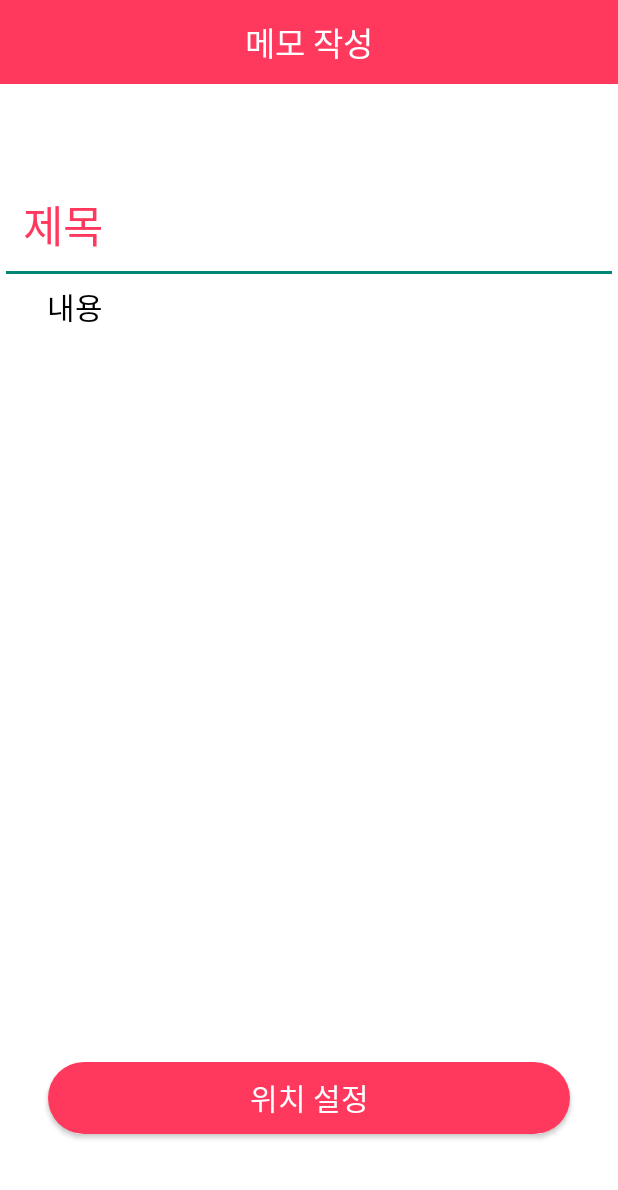
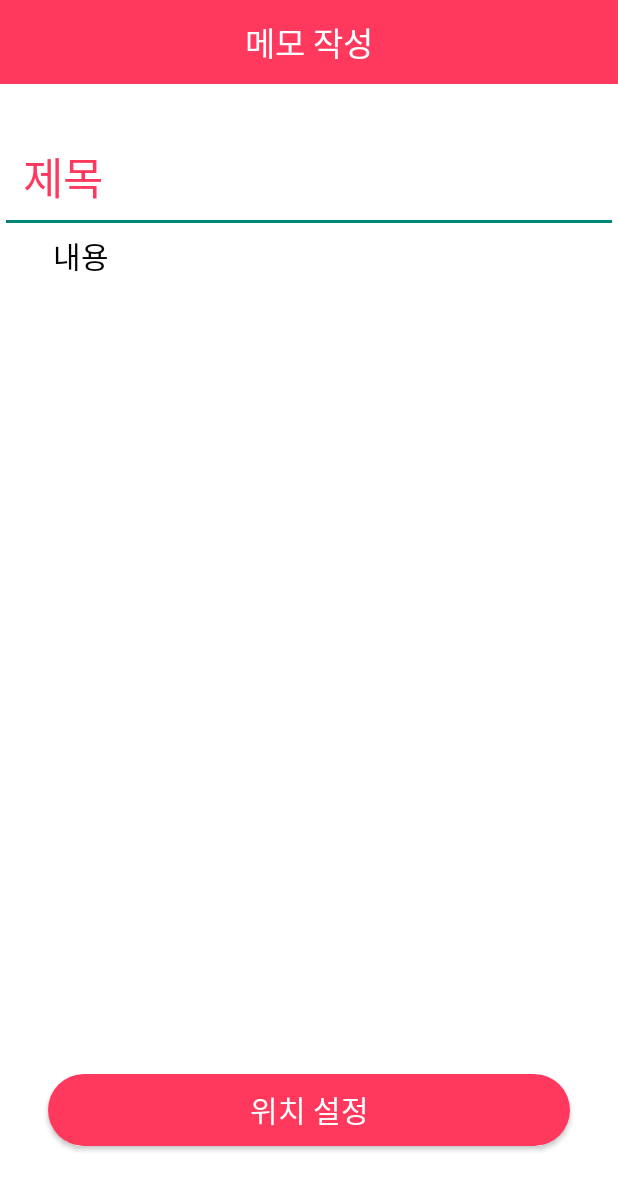
Before and after one commit to DSM-GRAM/Pimo-Front, an Android app: the layout memowrite.xml on its own in the app's theme, with its tools: preview values and no code run, on a phone screen of 412 x 824 dp. Shown: the top 1190 px of the screen. Run offline under Robolectric (Android 15) with nearby library versions, the phone set to English and light mode, and no system bars.

Commit message:
memowrite modified

```diff
--- a/Pimo/Pimo/app/src/main/res/layout/memowrite.xml
+++ b/Pimo/Pimo/app/src/main/res/layout/memowrite.xml
@@ -12,10 +12,17 @@
         android:id="@+id/toolbar">
         <RelativeLayout
             android:layout_width="match_parent"
-            android:layout_height="match_parent"
-            android:layout_alignParentEnd="true"
-            android:layout_alignParentTop="true">
-
+            android:layout_height="match_parent">
+            />
+            <ImageButton
+                android:id="@+id/back_btn"
+                android:layout_width="35dp"
+                android:layout_height="35dp"
+                android:layout_alignParentStart="true"
+                android:layout_centerVertical="true"
+                android:background="@color/colorPrimary"
+                android:onClick="onBackBtnClicked"
+                android:src="@drawable/back" />
             <TextView
                 android:layout_width="wrap_content"
                 android:layout_height="wrap_content"
@@ -23,50 +30,55 @@
                 android:text="메모 작성"
                 android:textColor="@android:color/white"
                 android:textSize="22dp" />
+
         </RelativeLayout>
     </Toolbar>
     <LinearLayout
         android:layout_width="match_parent"
         android:layout_height="match_parent"
         android:weightSum="10"
+        android:layout_below="@id/toolbar"
         android:orientation="vertical">
+
         <LinearLayout
             android:layout_width="match_parent"
             android:layout_height="0dp"
-    android:layout_weight="2.3">
+            android:layout_weight="1.3">
 
             <EditText
+                android:id="@+id/edit_title_text"
                 android:layout_width="match_parent"
                 android:layout_height="wrap_content"
                 android:layout_gravity="bottom"
-        android:theme="@style/EditTheme"
                 android:hint="제목"
-        android:paddingBottom="17dp"
-        android:paddingLeft="15dp"
+                android:padding="15dp"
                 android:textColorHint="@color/colorPrimary"
-        android:textSize="29dp" />
+                android:textSize="29dp"
+                android:theme="@style/EditTheme" />
         </LinearLayout>
         <LinearLayout
             android:layout_width="match_parent"
             android:layout_height="0dp"
-            android:layout_weight="6.3"
+            android:layout_weight="7.3"
             android:orientation="vertical">
+
             <EditText
+                android:id="@+id/edit_maintext"
                 android:layout_width="match_parent"
-                android:layout_height="match_parent"
+                android:layout_height="wrap_content"
+                android:background="@drawable/edit_text_white"
                 android:hint="내용"
-                android:paddingLeft="31dp"
-                android:theme="@style/EditTheme2"
+                android:paddingLeft="35dp"
                 android:textColorHint="#000000"
-                android:gravity="top"
                 android:textSize="20dp"
-                android:background="@drawable/edit_text_white"/>
+                android:theme="@style/EditTheme2" />
         </LinearLayout>
         <LinearLayout
             android:layout_width="match_parent"
             android:layout_height="0dp"
             android:layout_weight="1.4">
             <Button
+                android:id="@+id/Button_gps"
                 android:layout_width="match_parent"
                 android:layout_height="wrap_content"
                 android:layout_marginLeft="32dp"
```
Also changed, not shown: Pimo/Pimo/app/src/main/res/drawable/back.png (added). Lines whose indentation alone changed are shown as unchanged.
